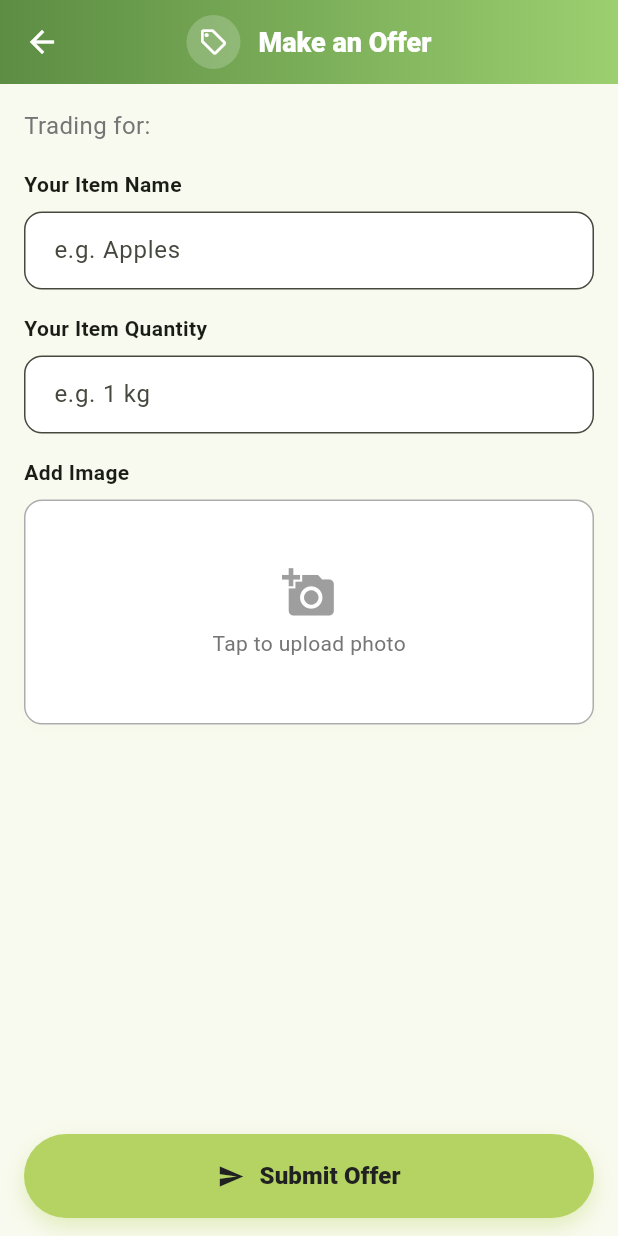
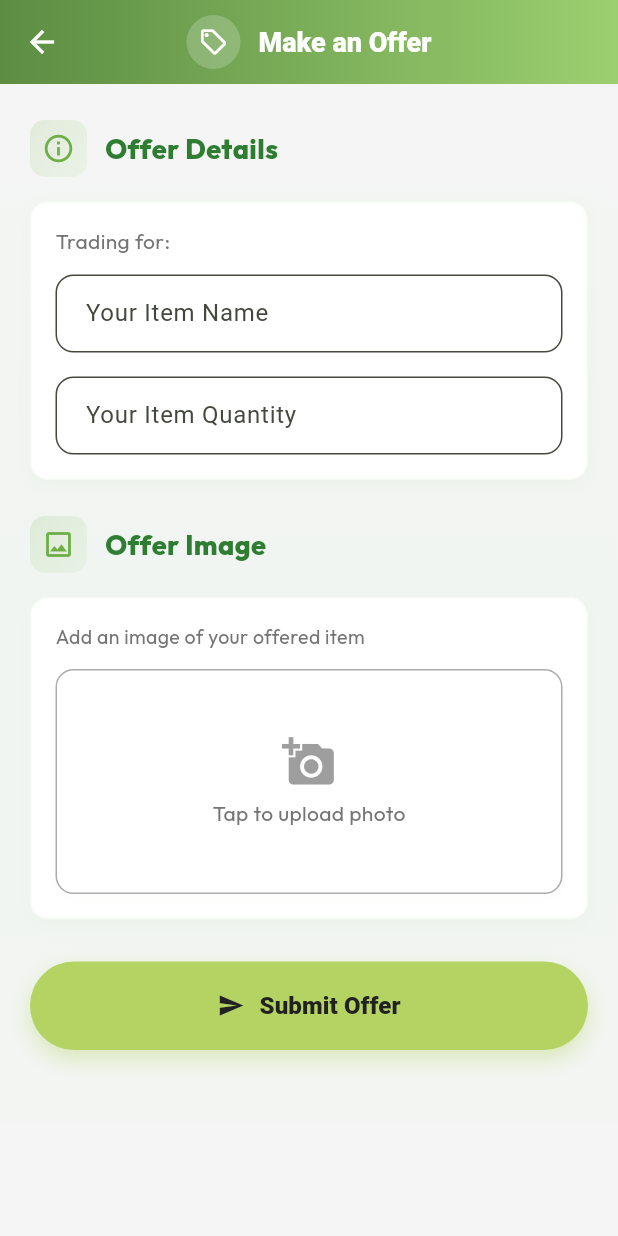
Before and after one commit to NoelSaludo/BukidLink, a Flutter app: the TradeRequestPage screen opened directly with empty values, on a phone screen of 412 x 824 dp. Run offline on Flutter 3.47's test engine with Material 3 defaults, Android fonts, the phone set to English and light mode, and no system bars; our stand-ins replace cloud_firestore, email_validator, firebase_auth, firebase_core, google_fonts, google_sign_in and 1 more; accounts and stored records are empty.

Commit message:
feat: redesign make an offer page

```diff
--- a/lib/Pages/farmer/OfferTradePage.dart
+++ b/lib/Pages/farmer/OfferTradePage.dart
@@ -428,6 +428,7 @@ class _TradeRequestPageState extends State<TradeRequestPage> {
   @override
   Widget build(BuildContext context) {
     return Scaffold(
+      backgroundColor: const Color(0xFFF5F5F5),
       appBar: AppBar(
         elevation: 0,
         flexibleSpace: Container(
@@ -460,25 +461,41 @@ class _TradeRequestPageState extends State<TradeRequestPage> {
         centerTitle: true,
         iconTheme: const IconThemeData(color: Colors.white),
       ),
-      body: SingleChildScrollView(
-        padding: const EdgeInsets.fromLTRB(16.0, 16.0, 16.0, 100.0),
+      body: Stack(
+        children: [
+          Container(
+            decoration: BoxDecoration(
+              gradient: LinearGradient(
+                begin: Alignment.topCenter,
+                end: Alignment.bottomCenter,
+                colors: [
+                  const Color(0xFFF5F5F5),
+                  const Color(0xFFE8F5E9).withOpacity(0.2),
+                ],
+              ),
+            ),
             child: Form(
               key: _formKey,
+              child: SingleChildScrollView(
+                physics: const BouncingScrollPhysics(),
+                padding: const EdgeInsets.symmetric(horizontal: 20, vertical: 24),
                 child: Column(
                   crossAxisAlignment: CrossAxisAlignment.start,
                   children: [
-              Text(
-                "Trading for: ${widget.listing.name}",
-                style: TextStyle(fontSize: 16, color: Colors.grey[600]),
-              ),
-              SizedBox(height: 18),
+                    _buildSectionHeader('Offer Details', Icons.info_outline),
+                    const SizedBox(height: 16),
 
-              Text('Your Item Name', style: TextStyle(fontWeight: FontWeight.bold)),
-              SizedBox(height: 8),
+                    _buildCard(
+                      child: Column(
+                        crossAxisAlignment: CrossAxisAlignment.start,
+                        children: [
+                          Text('Trading for: ${widget.listing.name}', style: AppTextStyles.BODY_MEDIUM.copyWith(color: AppColors.TEXT_SECONDARY)),
+                          const SizedBox(height: 12),
                           TextFormField(
                             controller: _itemNameController,
                             validator: (v) => (v == null || v.trim().isEmpty) ? 'Please enter an item name' : null,
                             decoration: InputDecoration(
+                              labelText: 'Your Item Name',
                               hintText: 'e.g. Apples',
                               filled: true,
                               fillColor: AppColors.BACKGROUND_WHITE,
@@ -486,15 +503,12 @@ class _TradeRequestPageState extends State<TradeRequestPage> {
                               contentPadding: const EdgeInsets.symmetric(horizontal: 16, vertical: 14),
                             ),
                           ),
-
-              SizedBox(height: 16),
-
-              Text('Your Item Quantity', style: TextStyle(fontWeight: FontWeight.bold)),
-              SizedBox(height: 8),
+                          const SizedBox(height: 16),
                           TextFormField(
                             controller: _quantityController,
                             validator: (v) => (v == null || v.trim().isEmpty) ? 'Please enter quantity' : null,
                             decoration: InputDecoration(
+                              labelText: 'Your Item Quantity',
                               hintText: 'e.g. 1 kg',
                               filled: true,
                               fillColor: AppColors.BACKGROUND_WHITE,
@@ -502,11 +516,19 @@ class _TradeRequestPageState extends State<TradeRequestPage> {
                               contentPadding: const EdgeInsets.symmetric(horizontal: 16, vertical: 14),
                             ),
                           ),
+                        ],
+                      ),
+                    ),
 
-              SizedBox(height: 16),
-
-              Text('Add Image', style: TextStyle(fontWeight: FontWeight.bold)),
-              SizedBox(height: 8),
+                    const SizedBox(height: 24),
+                    _buildSectionHeader('Offer Image', Icons.image_outlined),
+                    const SizedBox(height: 16),
+                    _buildCard(
+                      child: Column(
+                        crossAxisAlignment: CrossAxisAlignment.start,
+                        children: [
+                          Text('Add an image of your offered item', style: AppTextStyles.BODY_MEDIUM.copyWith(color: AppColors.TEXT_SECONDARY, fontSize: 13)),
+                          const SizedBox(height: 12),
                           GestureDetector(
                             onTap: _showImageOptions,
                             child: Container(
@@ -524,8 +546,8 @@ class _TradeRequestPageState extends State<TradeRequestPage> {
                                         mainAxisAlignment: MainAxisAlignment.center,
                                         children: [
                                           Icon(Icons.add_a_photo, size: 36, color: Colors.grey),
-                              SizedBox(height: 6),
-                              Text('Tap to upload photo', style: TextStyle(color: Colors.grey[600])),
+                                          const SizedBox(height: 6),
+                                          Text('Tap to upload photo', style: AppTextStyles.BODY_MEDIUM.copyWith(color: Colors.grey[600])),
                                         ],
                                       ),
                                     )
@@ -546,8 +568,8 @@ class _TradeRequestPageState extends State<TradeRequestPage> {
                                             onTap: () => setState(() => _pickedImage = null),
                                             child: Container(
                                               decoration: BoxDecoration(color: Colors.black45, shape: BoxShape.circle),
-                                  padding: EdgeInsets.all(6),
-                                  child: Icon(Icons.close, color: Colors.white, size: 18),
+                                              padding: const EdgeInsets.all(6),
+                                              child: const Icon(Icons.close, color: Colors.white, size: 18),
                                             ),
                                           ),
                                         ),
@@ -558,16 +580,17 @@ class _TradeRequestPageState extends State<TradeRequestPage> {
                         ],
                       ),
                     ),
-      ),
-      bottomNavigationBar: SafeArea(
-        minimum: const EdgeInsets.fromLTRB(16, 8, 16, 12),
-        child: Container(
+
+                    const SizedBox(height: 28),
+
+                    // Submit Button
+                    Container(
                       decoration: BoxDecoration(
                         borderRadius: BorderRadius.circular(50),
-            boxShadow: [BoxShadow(color: AppColors.ACCENT_LIME.withOpacity(0.36), blurRadius: 12, offset: const Offset(0, 6))],
+                        boxShadow: [BoxShadow(color: AppColors.ACCENT_LIME.withOpacity(0.4), blurRadius: 12, offset: const Offset(0, 6))],
                       ),
                       child: SizedBox(
-            height: 56,
+                        width: double.infinity,
                         child: ElevatedButton(
                           onPressed: _isLoading
                               ? null
@@ -579,8 +602,8 @@ class _TradeRequestPageState extends State<TradeRequestPage> {
                           style: ElevatedButton.styleFrom(
                             backgroundColor: AppColors.ACCENT_LIME,
                             foregroundColor: AppColors.DARK_TEXT,
+                            padding: const EdgeInsets.symmetric(vertical: 18),
                             shape: RoundedRectangleBorder(borderRadius: BorderRadius.circular(50)),
-                padding: const EdgeInsets.symmetric(vertical: 14),
                             elevation: 0,
                           ),
                           child: _isLoading
@@ -589,7 +612,81 @@ class _TradeRequestPageState extends State<TradeRequestPage> {
                         ),
                       ),
                     ),
+                    const SizedBox(height: 24),
+                  ],
+                ),
+              ),
+            ),
+          ),
+          if (_isLoading)
+            Container(
+              color: Colors.black.withOpacity(0.3),
+              child: const Center(
+                child: CircularProgressIndicator(),
+              ),
+            ),
+        ],
       ),
     );
   }
+
+  // Helper method to build section headers
+  Widget _buildSectionHeader(String title, IconData icon) {
+    return Row(
+      children: [
+        Container(
+          padding: const EdgeInsets.all(8),
+          decoration: BoxDecoration(
+            gradient: LinearGradient(
+              begin: Alignment.topLeft,
+              end: Alignment.bottomRight,
+              colors: [
+                AppColors.primaryGreen.withOpacity(0.15),
+                AppColors.HEADER_GRADIENT_END.withOpacity(0.1),
+              ],
+            ),
+            borderRadius: BorderRadius.circular(10),
+          ),
+          child: Icon(
+            icon,
+            size: 22,
+            color: AppColors.primaryGreen,
+          ),
+        ),
+        const SizedBox(width: 12),
+        Text(
+          title,
+          style: AppTextStyles.FORM_LABEL.copyWith(
+            fontSize: 18,
+            fontWeight: FontWeight.w800,
+            color: const Color(0xFF2E7D32),
+            letterSpacing: 0.3,
+          ),
+        ),
+      ],
+    );
   }
+
+  // Helper method to build card containers
+  Widget _buildCard({required Widget child}) {
+    return Container(
+      padding: const EdgeInsets.all(16),
+      decoration: BoxDecoration(
+        color: Colors.white,
+        borderRadius: BorderRadius.circular(12),
+        border: Border.all(
+          color: AppColors.primaryGreen.withOpacity(0.06),
+          width: 1,
+        ),
+        boxShadow: [
+          BoxShadow(
+            color: AppColors.primaryGreen.withOpacity(0.04),
+            blurRadius: 10,
+            offset: const Offset(0, 4),
+          ),
+        ],
+      ),
+      child: child,
+    );
+  }
+}
```
Lines whose indentation alone changed are shown as unchanged.
